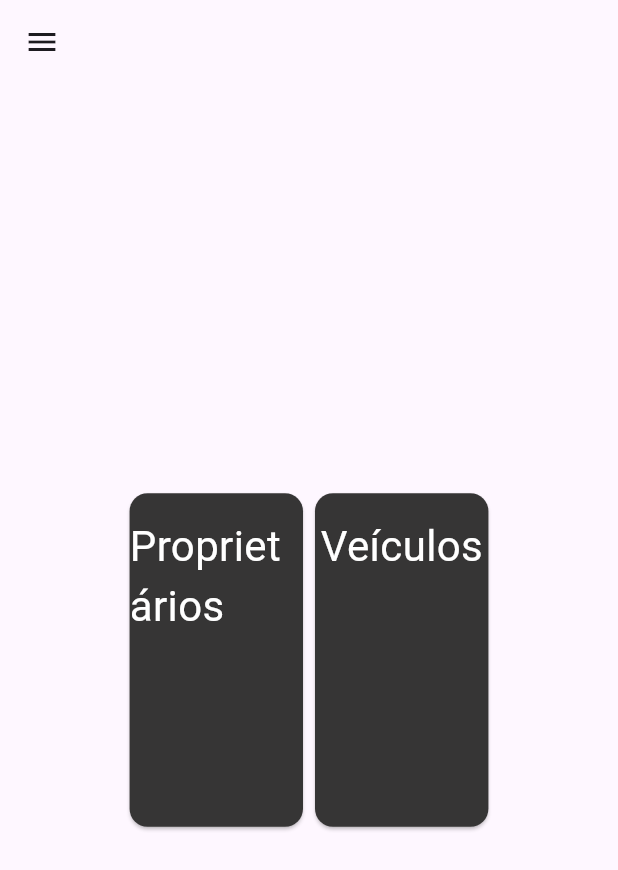
After one commit to KlausMohr/scu_app, a Flutter app: the screen it shows after launch, on a phone screen of 412 x 824 dp. The commit adds this screen. Shown: the top 870 px of the screen. Run offline on Flutter 3.47's test engine with Material 3 defaults, Android fonts, the phone set to English and light mode, and no system bars; our stand-ins replace bloc, equatable, flutter_bloc, gap.

```diff
--- a/lib/main.dart
+++ b/lib/main.dart
@@ -1,8 +1,9 @@
 import "package:flutter/material.dart";
 import "package:flutter_bloc/flutter_bloc.dart";
 import "package:scu_app/presentation/business_logic/vehicle/bloc/vehicle_bloc.dart";
+import "package:scu_app/presentation/screens/home_screen.dart";
+import "package:scu_app/presentation/screens/vehicle_list_screen.dart";
 import "package:scu_app/vehicle_observer.dart";
-import "presentation/homescreen.dart";
 
 Future<void> main() async {
   WidgetsFlutterBinding.ensureInitialized();
@@ -22,9 +23,14 @@ class ScuApp extends StatelessWidget {
           )
         ],
         child: MaterialApp(
+          title: "SCU APP",
           debugShowCheckedModeBanner: false,
-          darkTheme: ThemeData.dark(),
-          home: const Homescreen(),
+          // darkTheme: ThemeData.dark(),
+          initialRoute: '/',
+          routes: {
+            '/': (context) => const HomeScreen(),
+            '/vehicles': (context) => const VehicleListScreen(),
+          },
         ));
   }
 }
--- a/lib/presentation/business_logic/vehicle/bloc/vehicle_bloc.dart
+++ b/lib/presentation/business_logic/vehicle/bloc/vehicle_bloc.dart
@@ -1,6 +1,6 @@
 import 'package:bloc/bloc.dart';
 import 'package:equatable/equatable.dart';
-import 'package:scu_app/data/implementatios/vehicle_repository.dart';
+import 'package:scu_app/data/implementatios/repositories/vehicle_repository.dart';
 import 'package:scu_app/data/models/vehicle_model.dart';
 part 'vehicle_event.dart';
 part 'vehicle_state.dart';
--- /dev/null
+++ b/lib/presentation/screens/home_screen.dart
@@ -0,0 +1,114 @@
+import 'package:flutter/material.dart';
+import 'package:scu_app/presentation/screens/vehicle_list_screen.dart';
+
+class HomeScreen extends StatelessWidget {
+  const HomeScreen({super.key});
+
+  @override
+  Widget build(BuildContext context) {
+    return Scaffold(
+      appBar: AppBar(),
+      body: Center(
+        child: LayoutBuilder(builder: (context, constrains) {
+          return ConstrainedBox(
+            constraints: BoxConstraints(
+              maxHeight: constrains.maxHeight,
+              maxWidth: constrains.maxWidth,
+            ),
+            child: Row(
+              mainAxisAlignment: MainAxisAlignment.center,
+              children: [
+                SizedBox(
+                  height: constrains.maxHeight * 0.3,
+                  width: constrains.maxWidth * 0.3,
+                  child: Material(
+                    child: Card(
+                      color: const Color.fromARGB(255, 54, 53, 53),
+                      child: InkWell(
+                        onTap: () {
+                          Navigator.of(context).push(MaterialPageRoute(
+                            builder: (context) => const VehicleListScreen(),
+                          ));
+                        },
+                        child: const Column(
+                          mainAxisSize: MainAxisSize.min,
+                          children: [
+                            Padding(
+                              padding: EdgeInsets.only(
+                                top: 15,
+                              ),
+                              child: Text(
+                                "Proprietários",
+                                style: TextStyle(
+                                  fontSize: 28,
+                                  color: Colors.white,
+                                ),
+                              ),
+                            )
+                          ],
+                        ),
+                      ),
+                    ),
+                  ),
+                ),
+                SizedBox(
+                  height: constrains.maxHeight * 0.3,
+                  width: constrains.maxWidth * 0.3,
+                  child: Material(
+                    child: Card(
+                      color: const Color.fromARGB(255, 54, 53, 53),
+                      child: InkWell(
+                        onTap: () {
+                          Navigator.of(context).push(MaterialPageRoute(
+                            builder: (context) => const VehicleListScreen(),
+                          ));
+                        },
+                        child: const Column(
+                          mainAxisSize: MainAxisSize.min,
+                          children: [
+                            Padding(
+                              padding: EdgeInsets.only(
+                                top: 15,
+                              ),
+                              child: Text(
+                                "Veículos",
+                                style: TextStyle(
+                                  fontSize: 28,
+                                  color: Colors.white,
+                                ),
+                              ),
+                            )
+                          ],
+                        ),
+                      ),
+                    ),
+                  ),
+                ),
+              ],
+            ),
+          );
+        }),
+      ),
+      drawer: Drawer(
+        child: ListView(
+          padding: EdgeInsets.zero,
+          children: [
+            const DrawerHeader(
+              child: Text(
+                "Header",
+              ),
+            ),
+            ListTile(
+              title: const Text(
+                "Veículos",
+              ),
+              onTap: () {
+                Navigator.of(context).pushNamed('/vehicles');
+              },
+            ),
+          ],
+        ),
+      ),
+    );
+  }
+}
--- a/pubspec.yaml
+++ b/pubspec.yaml
@@ -40,6 +40,7 @@ dependencies:
   flutter_bloc: ^8.1.5
   bloc: ^8.1.4
   equatable: ^2.0.5
+  carousel_slider: ^4.2.1
 
 dev_dependencies:
   flutter_test:
```
Also changed, not shown: lib/data/implementatios/repositories/address/address_repository.dart (added, +21 -0 lines), lib/data/implementatios/repositories/address/address_viacep_repository.dart (added, +21 -0 lines), lib/data/implementatios/repositories/owner_repository.dart (added, +90 -0 lines), lib/data/models/address_model.dart (added, +48 -0 lines), lib/data/models/owner_model.dart (added, +39 -0 lines), lib/presentation/business_logic/owner/bloc/owner_bloc.dart (added, +51 -0 lines), lib/presentation/business_logic/owner/bloc/owner_event.dart (added, +21 -0 lines), lib/presentation/business_logic/owner/bloc/owner_state.dart (added, +31 -0 lines), lib/presentation/screens/owner_list_screen.dart (added, +59 -0 lines), lib/presentation/screens/vehicle_list_screen.dart (renamed from lib/presentation/homescreen.dart, +5 -4 lines), lib/presentation/widgets/cards/insert_owner_card.dart (added, +10 -0 lines), lib/presentation/widgets/cards/insert_vehicle_card.dart (+24 -9 lines), lib/presentation/widgets/search_bars/cep_search.dart (added, +18 -0 lines), lib/presentation/widgets/tiles/vehicle_tile.dart (+19 -4 lines), 2 more files.
